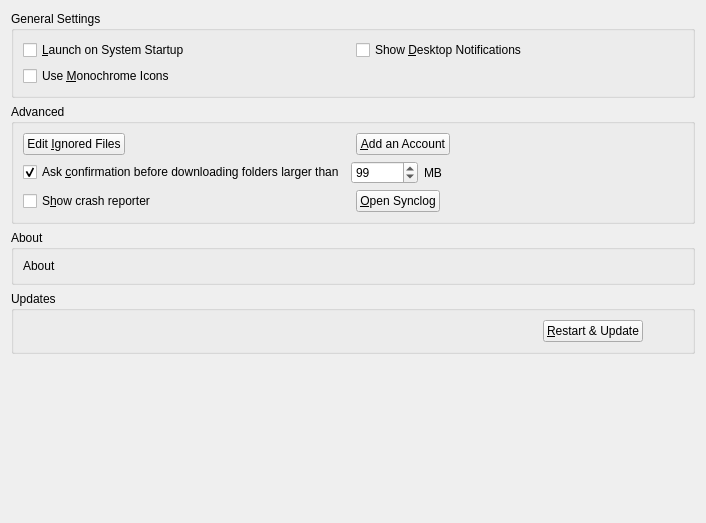
Above: src/gui/generalsettings.ui from GrossLukas/client before the change. Below: the same form after it.
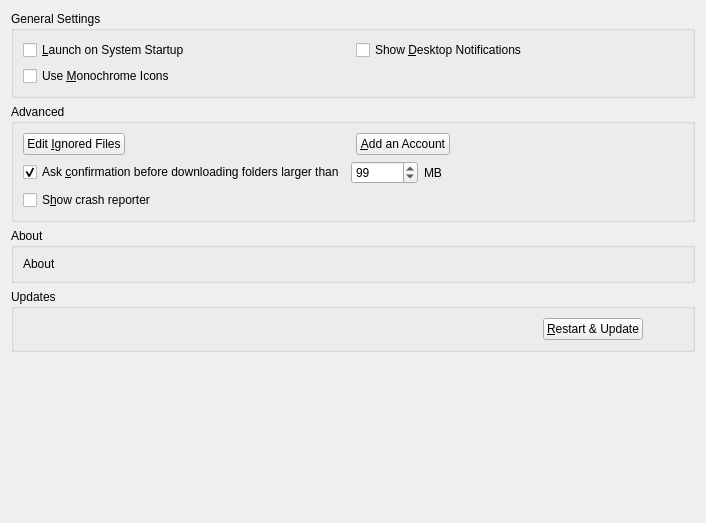
That is the form after the change.

Commit message:
GeneralSettings: Remove references to protocolwidget.
The ProtocolWidget is now the Activitytab Widget

Patch:
```diff
--- a/src/gui/generalsettings.ui
+++ b/src/gui/generalsettings.ui
@@ -160,13 +160,6 @@
       </item>
       <item row="2" column="1">
        <layout class="QHBoxLayout" name="horizontalLayout_5">
-        <item>
-         <widget class="QPushButton" name="openSyncLog">
-          <property name="text">
-           <string>&amp;Open Synclog</string>
-          </property>
-         </widget>
-        </item>
         <item>
          <spacer name="horizontalSpacer_5">
           <property name="orientation">
```
Left out of the diff: 1 changed line with no effect on the pictures. The commit also changes 2 other files.
